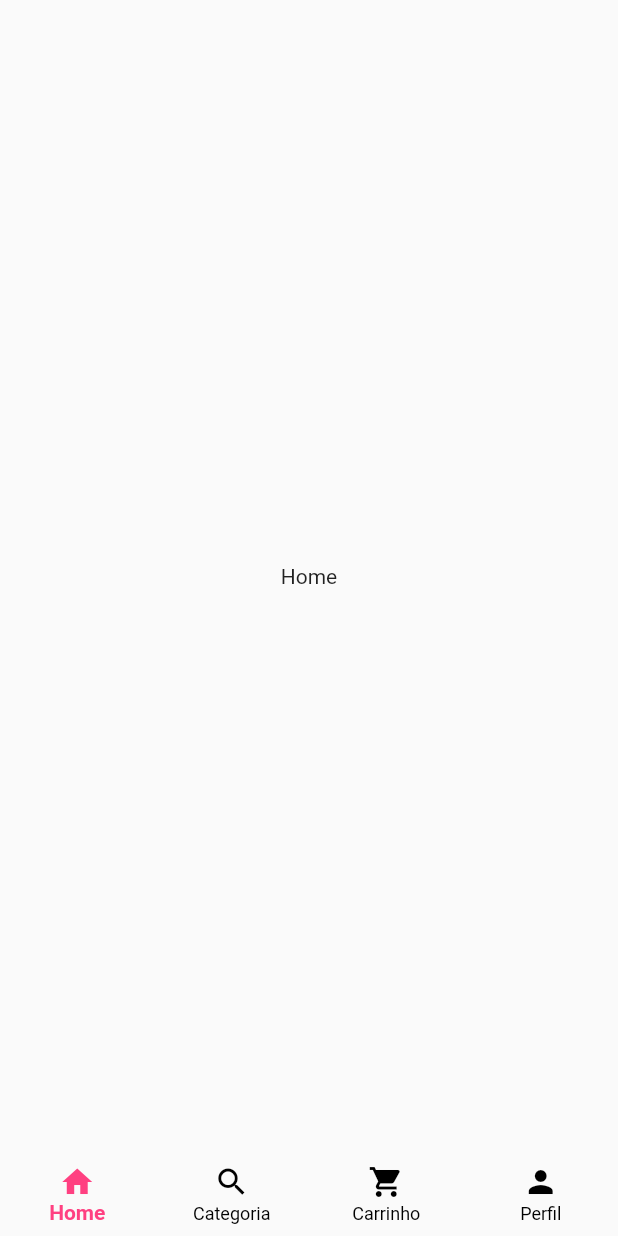
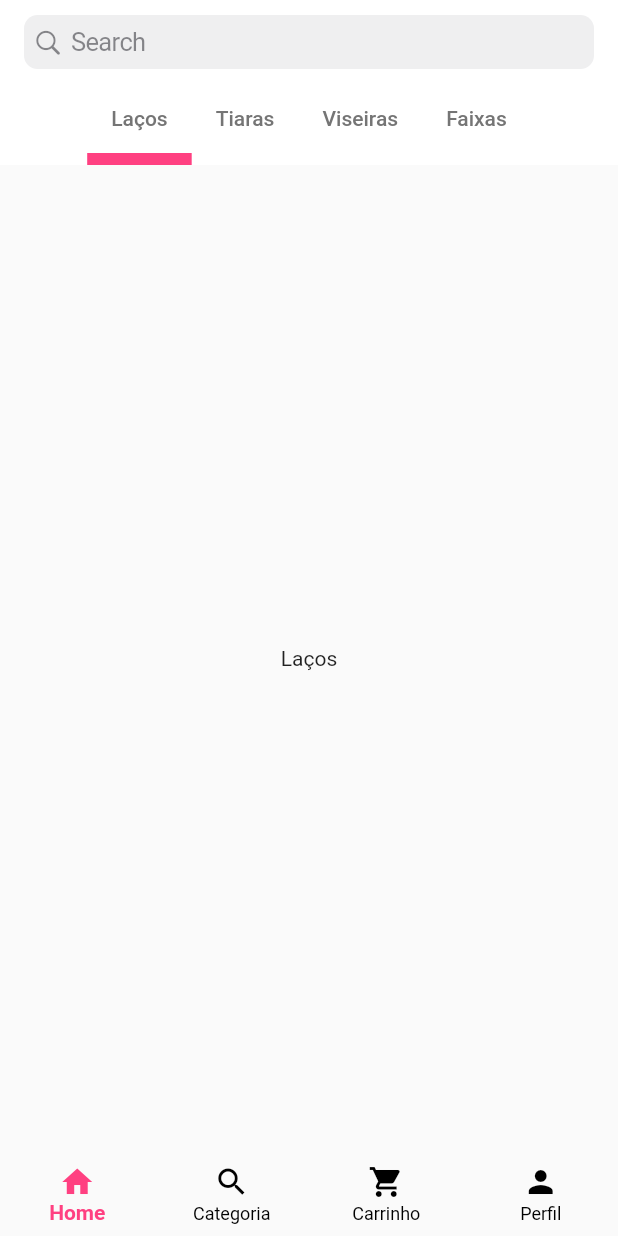
Before and after one commit to HervalMata/cris_shopping, a Flutter app: the screen it shows after launch, on a phone screen of 412 x 824 dp. Run offline on Flutter 3.47's test engine with Material 2 defaults, Android fonts, the phone set to English and light mode, and no system bars.

Commit message:
feat:art: cris shopping - created home screen

```diff
--- a/lib/main_screens/customer_home.dart
+++ b/lib/main_screens/customer_home.dart
@@ -1,3 +1,4 @@
+import 'package:cris_shopping/main_screens/home.dart';
 import 'package:flutter/material.dart';
 
 class CustomerHomeScreen extends StatefulWidget {
@@ -10,9 +11,7 @@ class CustomerHomeScreen extends StatefulWidget {
 class _CustomerHomeScreenState extends State<CustomerHomeScreen> {
   int _selectedItem = 0;
   final List<Widget> _tabs = const [
-    Center(
-      child: Text('Home'),
-    ),
+    HomeScreen(),
     Center(
       child: Text('Categoria'),
     ),
--- /dev/null
+++ b/lib/main_screens/home.dart
@@ -0,0 +1,76 @@
+import 'package:flutter/cupertino.dart';
+import 'package:flutter/material.dart';
+
+class HomeScreen extends StatefulWidget {
+  const HomeScreen({super.key});
+
+  @override
+  State<HomeScreen> createState() => _HomeScreenState();
+}
+
+class _HomeScreenState extends State<HomeScreen> {
+  @override
+  Widget build(BuildContext context) {
+    return DefaultTabController(
+      length: 4,
+      child: Scaffold(
+        appBar: AppBar(
+          elevation: 0,
+          backgroundColor: Colors.white,
+          title: const CupertinoSearchTextField(),
+          bottom: const TabBar(
+            isScrollable: true,
+            indicatorColor: Colors.pinkAccent,
+            indicatorWeight: 8,
+            tabs: [
+              RepeatedTab(
+                label: 'Laços',
+              ),
+              RepeatedTab(
+                label: 'Tiaras',
+              ),
+              RepeatedTab(
+                label: 'Viseiras',
+              ),
+              RepeatedTab(
+                label: 'Faixas',
+              ),
+            ],
+          ),
+        ),
+        body: const TabBarView(children: [
+          Center(
+            child: Text('Laços'),
+          ),
+          Center(
+            child: Text('Tiaras'),
+          ),
+          Center(
+            child: Text('Viseiras'),
+          ),
+          Center(
+            child: Text('Faixas'),
+          ),
+        ]),
+      ),
+    );
+  }
+}
+
+class RepeatedTab extends StatelessWidget {
+  final String label;
+  const RepeatedTab({
+    Key? key,
+    required this.label
+  }) : super(key: key);
+
+  @override
+  Widget build(BuildContext context) {
+    return Tab(
+      child: Text(
+        label,
+        style: TextStyle(color: Colors.grey.shade600),
+      ),
+    );
+  }
+}
```
